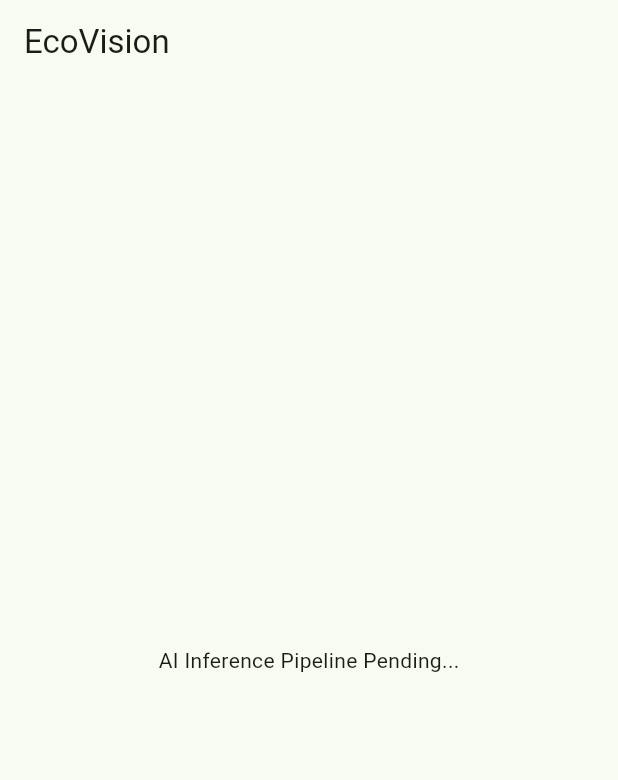
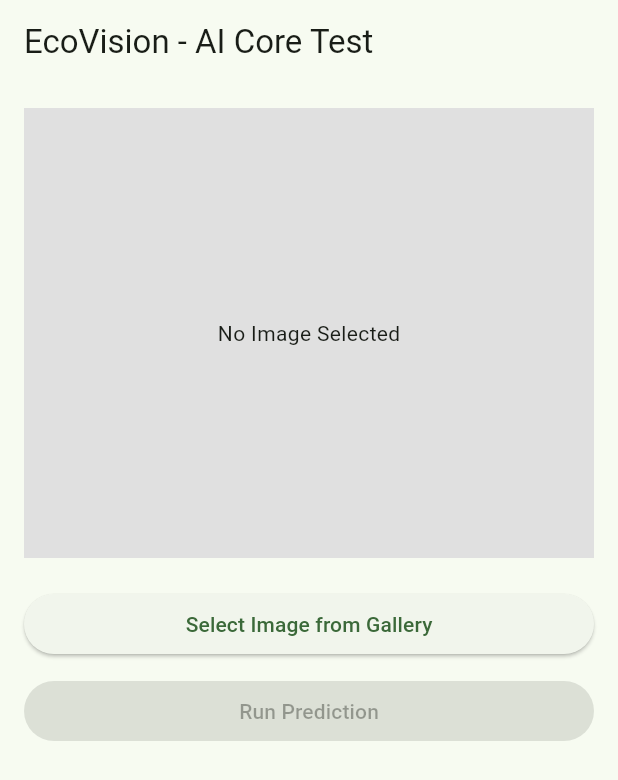
Before and after one commit to Manit-Suthar/EcoVision---Smart-Waste-Segregation-Circular-Economy, a Flutter app: the screen it shows after launch, on a phone screen of 412 x 824 dp. Shown: the top 780 px of the screen. Run offline on Flutter 3.47's test engine with Material 3 defaults, Android fonts, the phone set to English and light mode, and no system bars; our stand-ins replace image_picker; missing offline and left inert: onnxruntime; statements that could not run were skipped.

Commit message:
feat: basic mobile UI for AI testing

```diff
--- a/mobile/lib/main.dart
+++ b/mobile/lib/main.dart
@@ -1,10 +1,12 @@
 import 'package:flutter/material.dart';
 import 'screens/home_screen.dart';
 import 'ai/config_loader.dart';
+import 'ai/inference_engine.dart';
 
 void main() async {
   WidgetsFlutterBinding.ensureInitialized();
   await AiConfigLoader.loadAll();
+  await InferenceEngine.initModel();
   runApp(const EcoVisionApp());
 }
 
--- a/mobile/lib/screens/home_screen.dart
+++ b/mobile/lib/screens/home_screen.dart
@@ -1,16 +1,137 @@
+import 'dart:io';
+import 'dart:typed_data';
 import 'package:flutter/material.dart';
+import 'package:image_picker/image_picker.dart';
+import '../ai/config_loader.dart';
+import '../ai/image_preprocessor.dart';
+import '../ai/inference_engine.dart';
+import '../ai/knowledge_engine.dart';
 
-class HomeScreen extends StatelessWidget {
+class HomeScreen extends StatefulWidget {
   const HomeScreen({super.key});
+
+  @override
+  State<HomeScreen> createState() => _HomeScreenState();
+}
+
+class _HomeScreenState extends State<HomeScreen> {
+  File? _selectedImage;
+  bool _isPredicting = false;
+
+  String _predClass = '';
+  String _predConf = '';
+  Map<String, dynamic> _wasteInfo = {};
+
+  final ImagePicker _picker = ImagePicker();
+
+  Future<void> _pickImage() async {
+    final XFile? image = await _picker.pickImage(source: ImageSource.gallery);
+    if (image != null) {
+      setState(() {
+        _selectedImage = File(image.path);
+        _predClass = '';
+        _predConf = '';
+        _wasteInfo = {};
+      });
+    }
+  }
+
+  Future<void> _runPrediction() async {
+    if (_selectedImage == null) return;
+
+    setState(() {
+      _isPredicting = true;
+    });
+
+    try {
+      final Uint8List imageBytes = await _selectedImage!.readAsBytes();
+      final int inputSize = AiConfigLoader.config?['input_size'] ?? 224;
+
+      final Float32List preprocessedData = ImagePreprocessor.preprocess(imageBytes, inputSize);
+
+      final result = await InferenceEngine.predict(preprocessedData, inputSize);
+
+      final int maxIdx = result['index'];
+      final double conf = result['confidence'];
+
+      String predictedLabel = AiConfigLoader.labels?[maxIdx] ?? 'Unknown';
+
+      final num thresholdNum = AiConfigLoader.config?['confidence_threshold'] ?? 65.0;
+      final double threshold = thresholdNum.toDouble();
+
+      if (conf < threshold || predictedLabel == 'Non_Waste') {
+        predictedLabel = 'Uncertain / Non Waste';
+      }
+
+      final info = KnowledgeEngine.getWasteInfo(predictedLabel == 'Uncertain / Non Waste' ? 'Unknown' : predictedLabel);
+
+      setState(() {
+        _predClass = predictedLabel;
+        _predConf = '${conf.toStringAsFixed(1)}%';
+        _wasteInfo = info;
+      });
+    } catch (e) {
+      ScaffoldMessenger.of(context).showSnackBar(
+        SnackBar(content: Text('Prediction Failed: $e')),
+      );
+    } finally {
+      setState(() {
+        _isPredicting = false;
+      });
+    }
+  }
 
   @override
   Widget build(BuildContext context) {
     return Scaffold(
       appBar: AppBar(
-        title: const Text('EcoVision'),
+        title: const Text('EcoVision - AI Core Test'),
       ),
-      body: const Center(
-        child: Text('AI Inference Pipeline Pending...'),
+      body: SingleChildScrollView(
+        padding: const EdgeInsets.all(16.0),
+        child: Column(
+          crossAxisAlignment: CrossAxisAlignment.stretch,
+          children: [
+            if (_selectedImage != null)
+              Image.file(_selectedImage!, height: 300, fit: BoxFit.cover)
+            else
+              Container(
+                height: 300,
+                color: Colors.grey[300],
+                child: const Center(child: Text('No Image Selected')),
+              ),
+            const SizedBox(height: 20),
+            ElevatedButton(
+              onPressed: _pickImage,
+              child: const Text('Select Image from Gallery'),
+            ),
+            const SizedBox(height: 10),
+            ElevatedButton(
+              onPressed: _isPredicting || _selectedImage == null ? null : _runPrediction,
+              child: _isPredicting
+                  ? const CircularProgressIndicator()
+                  : const Text('Run Prediction'),
+            ),
+            const SizedBox(height: 30),
+            if (_predClass.isNotEmpty)
+              Card(
+                child: Padding(
+                  padding: const EdgeInsets.all(16.0),
+                  child: Column(
+                    crossAxisAlignment: CrossAxisAlignment.start,
+                    children: [
+                      Text('Class: $_predClass', style: const TextStyle(fontSize: 20, fontWeight: FontWeight.bold)),
+                      Text('Confidence: $_predConf', style: const TextStyle(fontSize: 16)),
+                      const Divider(),
+                      Text('Category: ${_wasteInfo['Category'] ?? '-'}'),
+                      Text('Recyclable: ${_wasteInfo['Recyclable'] ?? '-'}'),
+                      Text('Bin: ${_wasteInfo['Dispose In'] ?? '-'}'),
+                    ],
+                  ),
+                ),
+              )
+          ],
+        ),
       ),
     );
   }
--- a/mobile/pubspec.yaml
+++ b/mobile/pubspec.yaml
@@ -36,6 +36,7 @@ dependencies:
   cupertino_icons: ^1.0.8
   onnxruntime: ^1.4.1
   image: ^4.9.1
+  image_picker: ^1.2.3
 
 dev_dependencies:
   flutter_test:
```
Also changed, not shown: mobile/pubspec.lock, 5 other files.
